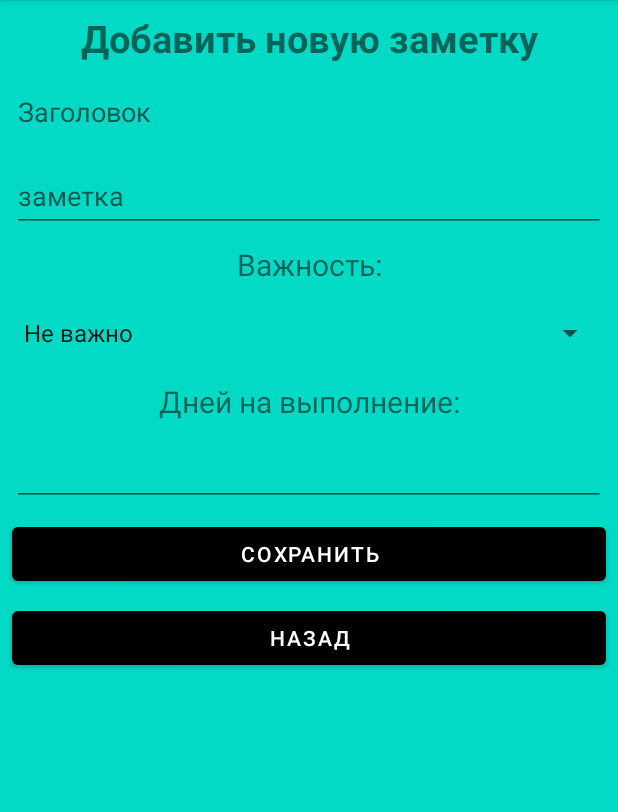
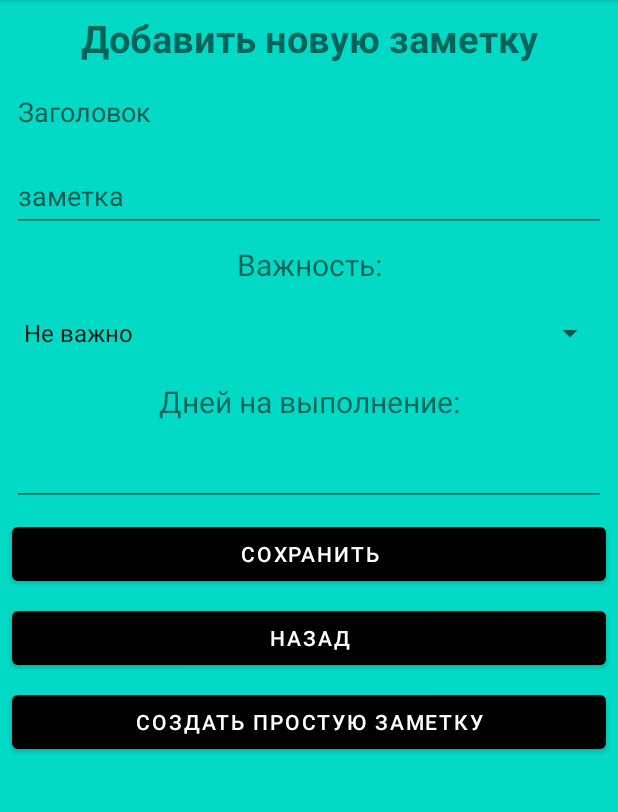
Before and after one commit to WhiteCatDeveloper/TheBeastNotesofWorld, an Android app: the screen it shows after launch (AddNoteActivity), after a tap on "Добавить новую заметку", on a phone screen of 412 x 824 dp, the part 84-896 px from its top. Run offline under Robolectric (Android 15) with nearby library versions, the phone set to English and light mode, and no system bars.

Commit message:
Полностью доработаны все активити. Протестировано, работает

```diff
--- a/app/src/main/java/com/example/thebeastnotesofworld/view/activity/AddNoteActivity.java
+++ b/app/src/main/java/com/example/thebeastnotesofworld/view/activity/AddNoteActivity.java
@@ -32,6 +32,7 @@ public class AddNoteActivity extends AppCompatActivity {
     private EditText editTextDeadline;
     private Button buttonSave;
     private Button buttonToBack;
+    private Button buttonGoToAddSimple;
     private boolean editNote = false;
     private int idNote;
 
@@ -136,6 +137,8 @@ public class AddNoteActivity extends AppCompatActivity {
         });
 
         buttonToBack.setOnClickListener(view -> toMain());
+        buttonGoToAddSimple.setOnClickListener(v -> startActivity(
+                new Intent(this, AddSimpleNoteActivity.class)));
     }
 
     private void toMain () {
@@ -151,5 +154,6 @@ public class AddNoteActivity extends AppCompatActivity {
         editTextDeadline = findViewById(R.id.editTextDeadline);
         buttonSave = findViewById(R.id.buttonSaveNewNote);
         buttonToBack = findViewById(R.id.buttonToBack);
+        buttonGoToAddSimple = findViewById(R.id.buttonToAddSimpleNote);
     }
 }
--- a/app/src/main/java/com/example/thebeastnotesofworld/view/activity/SimpleNoteActivity.java
+++ b/app/src/main/java/com/example/thebeastnotesofworld/view/activity/SimpleNoteActivity.java
@@ -68,7 +68,7 @@ public class SimpleNoteActivity extends AppCompatActivity {
                             .show();
                 });
         buttonAddSimpleNote.setOnClickListener
-                (v -> startActivity(new Intent(this, AddNoteActivity.class)));
+                (v -> startActivity(new Intent(this, AddSimpleNoteActivity.class)));
     }
 
 
@@ -80,6 +80,7 @@ public class SimpleNoteActivity extends AppCompatActivity {
     private void remoteSimpleNote(int position) {
         int id = simpleNoteList.get(position).getId();
         new WorkingInDB().remoteSimpleNote(this, id);
+        simpleNoteList.remove(position);
         adapter.notifyItemRemoved(position);
     }
 }
--- a/app/src/main/java/com/example/thebeastnotesofworld/view/activity/ToDoNotesActivity.java
+++ b/app/src/main/java/com/example/thebeastnotesofworld/view/activity/ToDoNotesActivity.java
@@ -72,7 +72,7 @@ public class ToDoNotesActivity extends AppCompatActivity {
     @Override
     protected void onCreate(Bundle savedInstanceState) {
         super.onCreate(savedInstanceState);
-        setContentView(R.layout.activity_main);
+        setContentView(R.layout.activity_to_do_notes);
         sharedPreferences = getSharedPreferences(APP_PREFERENCES, MODE_PRIVATE);
         getSort();
         setNotes();
--- a/app/src/main/res/layout/activity_add_note.xml
+++ b/app/src/main/res/layout/activity_add_note.xml
@@ -122,6 +122,16 @@
                 app:layout_constraintStart_toStartOf="parent"
                 app:layout_constraintTop_toBottomOf="@+id/buttonSaveNewNote" />
 
+            <Button
+                android:id="@+id/buttonToAddSimpleNote"
+                android:layout_width="0dp"
+                android:layout_height="wrap_content"
+                android:layout_margin="8dp"
+                android:text="@string/go_to_create_simple_note"
+                app:layout_constraintEnd_toEndOf="parent"
+                app:layout_constraintStart_toStartOf="parent"
+                app:layout_constraintTop_toBottomOf="@+id/buttonToBack" />
+
         </androidx.constraintlayout.widget.ConstraintLayout>
     </ScrollView>
 
--- a/app/src/main/res/layout/activity_completed_notes.xml
+++ b/app/src/main/res/layout/activity_completed_notes.xml
@@ -4,6 +4,7 @@
     android:layout_width="match_parent"
     android:layout_height="match_parent"
     android:orientation="vertical"
+    android:background="@color/black"
     tools:context=".view.activity.CompletedNotesActivity">
 
 
@@ -19,6 +20,7 @@
         android:layout_width="match_parent"
         android:layout_height="wrap_content"
         android:layout_weight="1"
+        android:backgroundTint="@color/teal_200"
         android:text="@string/remote_all" />
 
     <Button
@@ -26,5 +28,6 @@
         android:layout_width="match_parent"
         android:layout_height="wrap_content"
         android:layout_weight="1"
+        android:backgroundTint="@color/teal_200"
         android:text="@string/to_back" />
 </LinearLayout>
--- a/app/src/main/res/layout/activity_simple_note.xml
+++ b/app/src/main/res/layout/activity_simple_note.xml
@@ -4,6 +4,7 @@
     xmlns:tools="http://schemas.android.com/tools"
     android:layout_width="match_parent"
     android:layout_height="match_parent"
+    android:background="@color/black"
     tools:context=".view.activity.SimpleNoteActivity">
 
     <com.google.android.material.floatingactionbutton.FloatingActionButton
--- a/app/src/main/res/values/strings.xml
+++ b/app/src/main/res/values/strings.xml
@@ -25,6 +25,8 @@
     <string name="go_to_to_do_list">Перейти к задачам</string>
     <string name="go_to_completed_to_do">Перейти к выполненым задачам</string>
     <string name="text_show">ПОКАЗАТЬ:</string>
+    <string name="go_to_create_simple_note">Создать простую заметку</string>
+    <string name="to_back_simple_note">Назад (к простым заметкам)</string>
     <array name="showSort">
         <item>Сначала важные</item>
         <item>Сначала срочные</item>
```
Also changed, not shown: app/src/main/java/com/example/thebeastnotesofworld/view/activity/AddSimpleNoteActivity.java (+15 -6 lines), app/src/main/res/layout/activity_add_simple_note.xml (+7 -13 lines), app/src/main/res/layout/activity_to_do_notes.xml (renamed from app/src/main/res/layout/activity_main.xml).
